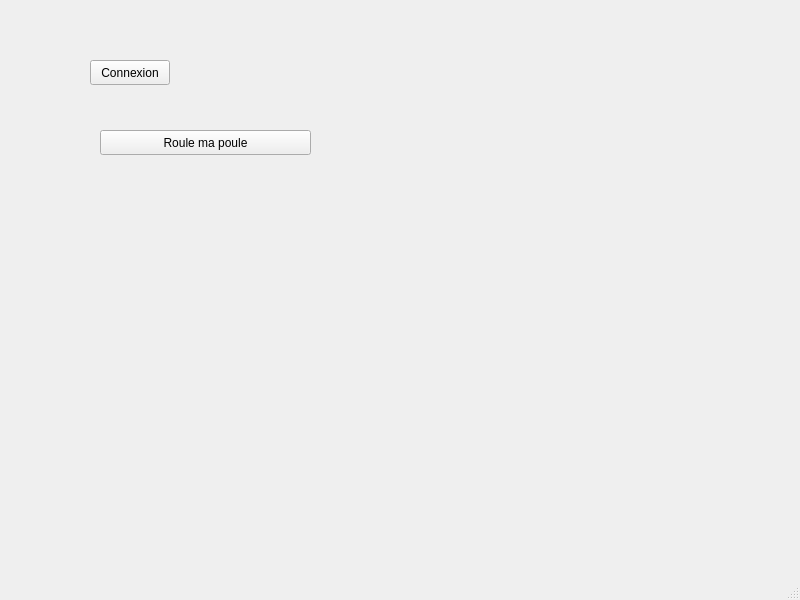
BerAtozz/WifiBot, file mainwindow.ui: the form before one commit.
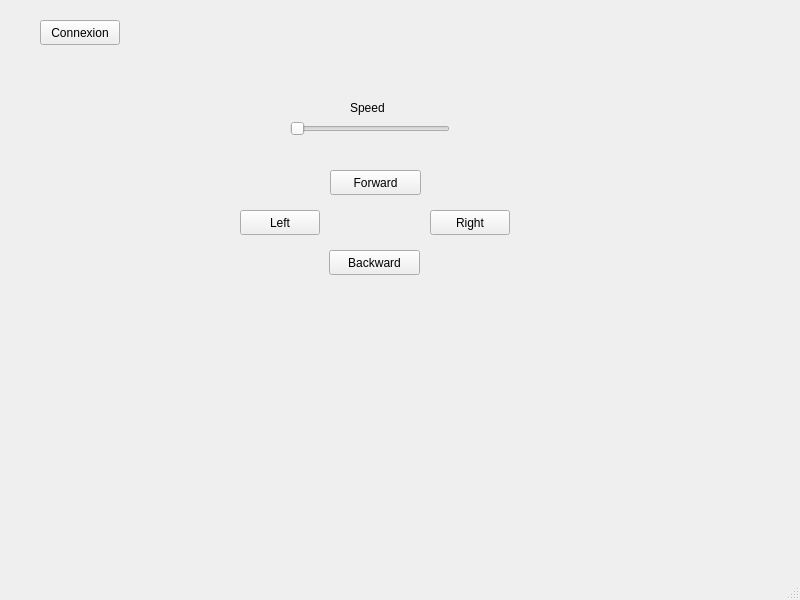
The form after the commit.

```diff
--- a/mainwindow.ui
+++ b/mainwindow.ui
@@ -17,8 +17,8 @@
    <widget class="QPushButton" name="boutonConnexion">
     <property name="geometry">
      <rect>
-      <x>90</x>
-      <y>60</y>
+      <x>40</x>
+      <y>20</y>
       <width>80</width>
       <height>25</height>
      </rect>
@@ -30,14 +30,97 @@
    <widget class="QPushButton" name="forwardButon">
     <property name="geometry">
      <rect>
-      <x>100</x>
-      <y>130</y>
-      <width>211</width>
+      <x>330</x>
+      <y>170</y>
+      <width>91</width>
       <height>25</height>
      </rect>
     </property>
     <property name="text">
-     <string>Roule ma poule</string>
+     <string>Forward</string>
+    </property>
+    <property name="shortcut">
+     <string>Up</string>
+    </property>
+   </widget>
+   <widget class="QSlider" name="velocity">
+    <property name="geometry">
+     <rect>
+      <x>290</x>
+      <y>120</y>
+      <width>160</width>
+      <height>18</height>
+     </rect>
+    </property>
+    <property name="minimum">
+     <number>40</number>
+    </property>
+    <property name="maximum">
+     <number>240</number>
+    </property>
+    <property name="orientation">
+     <enum>Qt::Horizontal</enum>
+    </property>
+   </widget>
+   <widget class="QLabel" name="label">
+    <property name="geometry">
+     <rect>
+      <x>350</x>
+      <y>100</y>
+      <width>55</width>
+      <height>16</height>
+     </rect>
+    </property>
+    <property name="text">
+     <string>Speed</string>
+    </property>
+   </widget>
+   <widget class="QPushButton" name="backwardButton">
+    <property name="geometry">
+     <rect>
+      <x>329</x>
+      <y>250</y>
+      <width>91</width>
+      <height>25</height>
+     </rect>
+    </property>
+    <property name="text">
+     <string>Backward</string>
+    </property>
+    <property name="shortcut">
+     <string>Down</string>
+    </property>
+   </widget>
+   <widget class="QPushButton" name="leftButton">
+    <property name="geometry">
+     <rect>
+      <x>240</x>
+      <y>210</y>
+      <width>80</width>
+      <height>25</height>
+     </rect>
+    </property>
+    <property name="text">
+     <string>Left</string>
+    </property>
+    <property name="shortcut">
+     <string>Left</string>
+    </property>
+   </widget>
+   <widget class="QPushButton" name="rightButton">
+    <property name="geometry">
+     <rect>
+      <x>430</x>
+      <y>210</y>
+      <width>80</width>
+      <height>25</height>
+     </rect>
+    </property>
+    <property name="text">
+     <string>Right</string>
+    </property>
+    <property name="shortcut">
+     <string>Right</string>
     </property>
    </widget>
   </widget>
```
